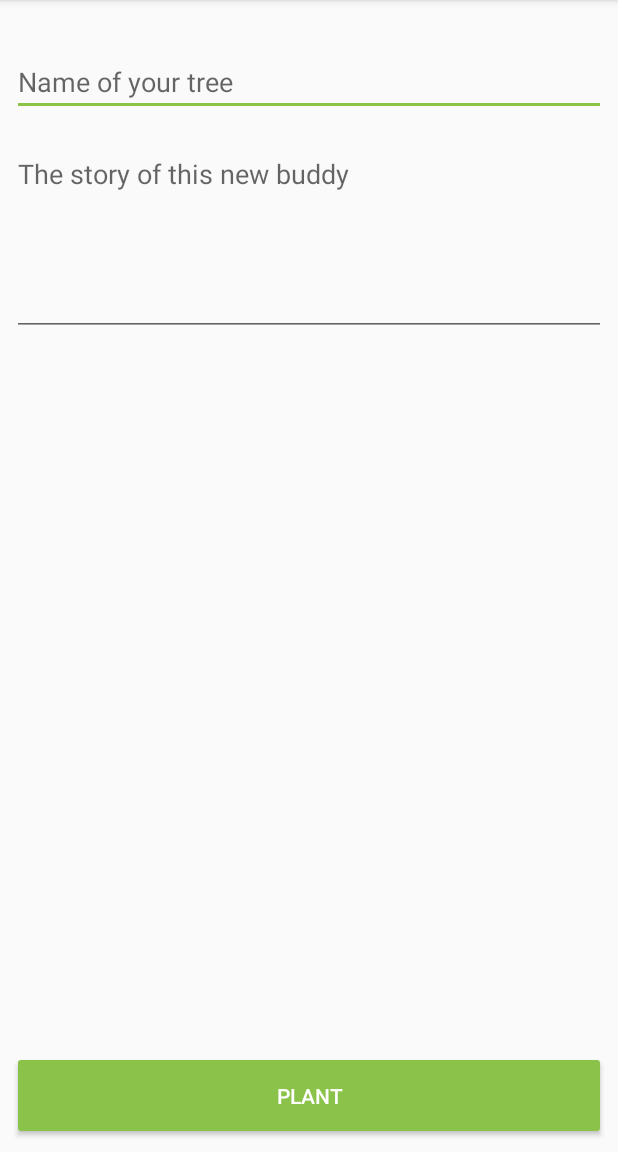
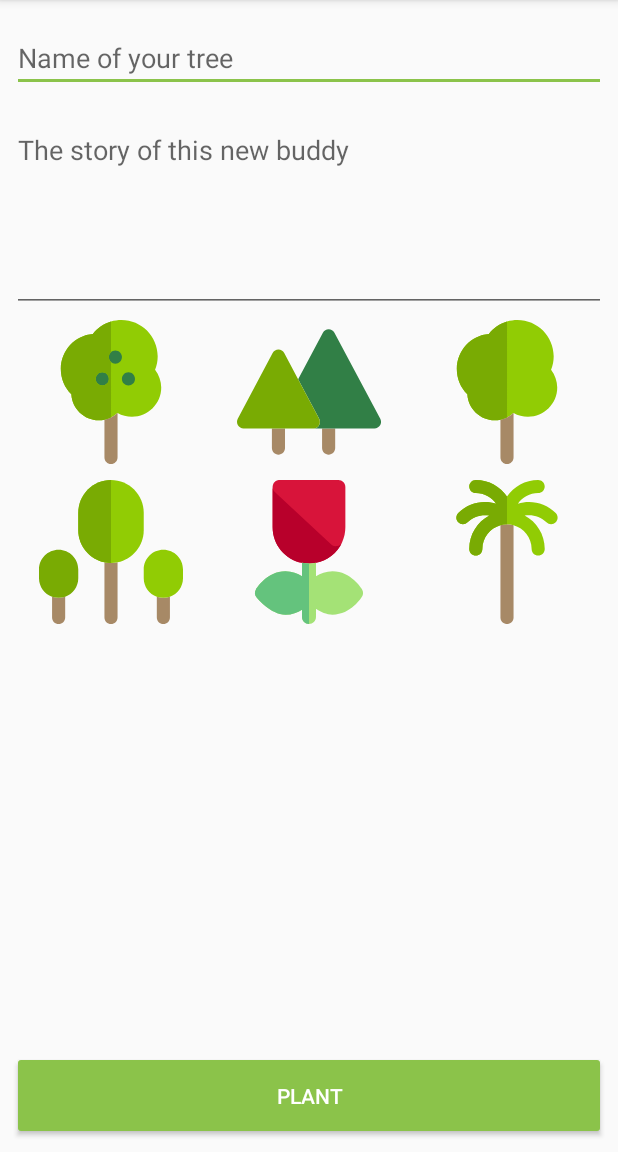
Before and after one commit to padr31/greenhack2018, an Android app: the PlantFragment screen opened directly, with no data from a screen before it, on a phone screen of 412 x 824 dp, the part 84-1236 px from its top. Run offline under Robolectric (Android 15) with nearby library versions, the phone set to English and light mode, and no system bars; our stand-ins replace EventBus.

Commit message:
Tree image grid

```diff
--- a/app/src/main/java/com/treecio/squirrel/ui/fragment/PlantFragment.kt
+++ b/app/src/main/java/com/treecio/squirrel/ui/fragment/PlantFragment.kt
@@ -8,14 +8,14 @@ import android.os.Bundle
 import android.view.LayoutInflater
 import android.view.View
 import android.view.ViewGroup
-import android.widget.Toast
+import android.widget.*
 import com.treecio.squirrel.NetworkClient
 import com.treecio.squirrel.R
 import kotlinx.android.synthetic.main.fragment_plant.*
 import com.treecio.squirrel.gps.LocationTrackingService
 import com.treecio.squirrel.model.PlantedTree
 import kotlinx.android.synthetic.main.fragment_plant.view.*
-
+import android.widget.AdapterView.OnItemClickListener
 
 private val networkClient = NetworkClient()
 
@@ -26,9 +26,6 @@ class PlantFragment : BaseFragment() {
 
     override fun onCreate(savedInstanceState: Bundle?) {
         super.onCreate(savedInstanceState)
-
-
-
     }
 
     override fun onCreateView(inflater: LayoutInflater?, container: ViewGroup?,
@@ -38,6 +35,13 @@ class PlantFragment : BaseFragment() {
 
         view.btn_plant.setOnClickListener {
             sendPlantRequest()
+        }
+
+        val gridview = view.grid_view
+        gridview.adapter = ImageAdapter(this.context)
+
+        gridview.onItemClickListener = OnItemClickListener { parent, v, position, id ->
+            gridview.setItemChecked(position, true);
         }
 
         return view
@@ -63,5 +67,42 @@ class PlantFragment : BaseFragment() {
 
     }
 
+    inner class ImageAdapter(private val mContext: Context) : BaseAdapter() {
+
+        // references to our images
+        private val mThumbIds = arrayOf<Int>(R.drawable.ic_fruit, R.drawable.ic_pine, R.drawable.ic_leave, R.drawable.ic_tree, R.drawable.ic_tulip, R.drawable.ic_palm)
+
+        override fun getCount(): Int {
+            return mThumbIds.size
+        }
+
+        override fun getItem(position: Int): Any? {
+            return mThumbIds.get(position)
+        }
+
+        override fun getItemId(position: Int): Long {
+            return position.toLong()
+        }
+
+        // create a new ImageView for each item referenced by the Adapter
+        override fun getView(position: Int, convertView: View?, parent: ViewGroup): View {
+            val imageView: ImageView
+            if (convertView == null) {
+                // if it's not recycled, initialize some attributes
+                imageView = ImageView(mContext)
+                //imageView.setLayoutParams(GridView.LayoutParams(85, 85))
+                imageView.setScaleType(ImageView.ScaleType.FIT_CENTER)
+
+                imageView.setPadding(8, 8, 8, 8)
+            } else {
+                imageView = (convertView as ImageView?)!!
+            }
+
+            imageView.setImageResource(mThumbIds[position])
+
+            return imageView
+        }
+    }
+
 
 }// Required empty public constructor
--- /dev/null
+++ b/app/src/main/res/drawable/ic_fruit.xml
@@ -0,0 +1,9 @@
+<vector android:height="96dp" android:viewportHeight="511.998"
+    android:viewportWidth="511.998" android:width="96dp" xmlns:android="http://schemas.android.com/apk/res/android">
+    <path android:fillColor="#91CC04" android:pathData="M412.7,176.8c6.1,-15.2 9.3,-31.6 9.3,-48.1C422,57.8 364.2,0 293.2,0c-12.8,-0 -25.3,1.9 -37.2,5.4c-25.5,7.6 -48,23 -64.6,44.5C127.9,54.5 77.6,108.7 77.6,174.5c0,34.2 13.5,66.3 37.4,89.8c2.7,51.5 45.5,92.5 97.6,92.5c6.9,0 13.6,-0.7 20.2,-2.1c8.1,-1.7 15.9,-4.4 23.3,-8c8.4,-4.1 16.1,-9.5 23,-15.9c0.1,0.1 0.2,0.1 0.3,0.1c15.5,8.8 33,13.5 51.2,13.5c57.3,0 104,-46.6 104,-104C434.4,217.3 426.6,194.9 412.7,176.8z"/>
+    <path android:fillColor="#A78966" android:pathData="M256,346.7c-7.3,3.6 -15.2,6.3 -23.3,8v134c0,12.9 10.4,23.3 23.3,23.3c12.9,0 23.3,-10.4 23.3,-23.3V331c-0.1,-0.1 -0.2,-0.1 -0.3,-0.1C272.1,337.2 264.4,342.5 256,346.7z"/>
+    <path android:fillColor="#317F46" android:pathData="M225,186.2c-6.1,0 -12.1,2.5 -16.4,6.8c-4.3,4.3 -6.8,10.3 -6.8,16.5c0,6.1 2.5,12.1 6.8,16.5c4.3,4.3 10.3,6.8 16.4,6.8c6.1,0 12.1,-2.5 16.5,-6.8c4.3,-4.3 6.8,-10.3 6.8,-16.5c0,-6.1 -2.5,-12.1 -6.8,-16.5C237.1,188.7 231.1,186.2 225,186.2z"/>
+    <path android:fillColor="#317F46" android:pathData="M318.1,186.2c-6.1,0 -12.1,2.5 -16.5,6.8c-4.3,4.3 -6.8,10.3 -6.8,16.5c0,6.1 2.5,12.1 6.8,16.5c4.3,4.3 10.3,6.8 16.5,6.8c6.1,0 12.1,-2.5 16.4,-6.8c4.3,-4.3 6.8,-10.3 6.8,-16.5c0,-6.1 -2.5,-12.1 -6.8,-16.5C330.2,188.7 324.2,186.2 318.1,186.2z"/>
+    <path android:fillColor="#317F46" android:pathData="M288,115.4c-4.3,-4.3 -10.3,-6.8 -16.5,-6.8c-6.1,0 -12.1,2.5 -16.4,6.8c-4.3,4.3 -6.8,10.3 -6.8,16.5c0,6.1 2.5,12.1 6.8,16.5c4.3,4.3 10.3,6.8 16.4,6.8c6.1,0 12.1,-2.5 16.5,-6.8c4.3,-4.3 6.8,-10.3 6.8,-16.5C294.8,125.7 292.3,119.8 288,115.4z"/>
+    <path android:fillColor="#79AB03" android:pathData="M255.1,148.3c-4.3,-4.3 -6.8,-10.3 -6.8,-16.5c0,-6.1 2.5,-12.1 6.8,-16.5c0.3,-0.3 0.6,-0.6 0.9,-0.8V5.4c-25.5,7.6 -48,23 -64.6,44.5c-63.5,4.6 -113.8,58.7 -113.8,124.6c0,34.2 13.5,66.3 37.4,89.8c2.7,51.5 45.5,92.5 97.6,92.5c6.9,0 13.6,-0.7 20.2,-2.1c8.1,-1.7 15.9,-4.4 23.3,-8V149.2C255.7,148.9 255.4,148.6 255.1,148.3zM241.4,225.9c-4.3,4.3 -10.3,6.8 -16.5,6.8c-6.1,0 -12.1,-2.5 -16.4,-6.8c-4.3,-4.3 -6.8,-10.3 -6.8,-16.5c0,-6.1 2.5,-12.1 6.8,-16.5c4.3,-4.3 10.3,-6.8 16.4,-6.8c6.1,0 12.1,2.5 16.5,6.8c4.3,4.3 6.8,10.3 6.8,16.5C248.2,215.6 245.8,221.6 241.4,225.9z"/>
+</vector>
--- /dev/null
+++ b/app/src/main/res/drawable/ic_leave.xml
@@ -0,0 +1,6 @@
+<vector android:height="96dp" android:viewportHeight="511.998"
+    android:viewportWidth="511.998" android:width="96dp" xmlns:android="http://schemas.android.com/apk/res/android">
+    <path android:fillColor="#91CC04" android:pathData="M412.7,176.8c6.1,-15.2 9.3,-31.6 9.3,-48.1C422,57.8 364.2,0 293.2,0c-12.8,-0 -25.3,1.9 -37.2,5.4c-25.5,7.6 -48,23 -64.6,44.5C127.9,54.5 77.6,108.7 77.6,174.5c0,34.2 13.5,66.3 37.4,89.8c2.7,51.5 45.5,92.5 97.6,92.5c6.9,0 13.6,-0.7 20.2,-2.1c8.1,-1.7 15.9,-4.4 23.3,-8c8.4,-4.1 16.1,-9.5 23,-15.9c0.1,0.1 0.2,0.1 0.3,0.1c15.5,8.8 33,13.5 51.2,13.5c57.3,0 104,-46.6 104,-104C434.4,217.3 426.6,194.9 412.7,176.8z"/>
+    <path android:fillColor="#A78966" android:pathData="M256,346.7c-7.3,3.6 -15.2,6.3 -23.3,8v134c0,12.9 10.4,23.3 23.3,23.3c12.9,0 23.3,-10.4 23.3,-23.3V331c-0.1,-0.1 -0.2,-0.1 -0.3,-0.1C272.1,337.2 264.4,342.5 256,346.7z"/>
+    <path android:fillColor="#79AB03" android:pathData="M191.4,49.9c-63.5,4.6 -113.8,58.7 -113.8,124.6c0,34.2 13.5,66.3 37.4,89.8c2.7,51.5 45.5,92.5 97.6,92.5c6.9,0 13.6,-0.7 20.2,-2.1c8.1,-1.7 15.9,-4.4 23.3,-8V5.4C230.5,13.1 207.9,28.5 191.4,49.9z"/>
+</vector>
--- /dev/null
+++ b/app/src/main/res/drawable/ic_palm.xml
@@ -0,0 +1,6 @@
+<vector android:height="96dp" android:viewportHeight="512.0"
+    android:viewportWidth="512.0" android:width="96dp" xmlns:android="http://schemas.android.com/apk/res/android">
+    <path android:fillColor="#A78966" android:pathData="M256,157.4c-8.1,0 -15.9,1.1 -23.3,3.2v328.2c0,12.9 10.4,23.3 23.3,23.3c12.9,0 23.3,-10.4 23.3,-23.3V160.5C271.9,158.5 264.1,157.4 256,157.4z"/>
+    <path android:fillColor="#91CC04" android:pathData="M429.2,117.6c-36.3,-36.3 -88.4,-47.4 -134.4,-33.3c15.8,-22.8 42.2,-37.8 72,-37.8c12.9,0 23.3,-10.4 23.3,-23.3S379.7,0 366.8,0c-46,0 -86.7,23.3 -110.8,58.7C231.8,23.3 191.2,0 145.2,0c-12.9,0 -23.3,10.4 -23.3,23.3s10.4,23.3 23.3,23.3c29.8,0 56.2,15 72,37.8c-46,-14.1 -98.1,-3 -134.4,33.3c-9.1,9.1 -9.1,23.8 0,32.9c9.1,9.1 23.8,9.1 32.9,0c21.1,-21.1 50.3,-29.1 77.6,-24.2c-42.5,22.5 -71.5,67.2 -71.5,118.5c0,12.9 10.4,23.3 23.3,23.3c12.9,0 23.3,-10.4 23.3,-23.3c0,-40.2 27.3,-74.2 64.3,-84.4c7.4,-2 15.2,-3.2 23.3,-3.2s15.9,1.1 23.3,3.2c37,10.2 64.3,44.2 64.3,84.4c0,12.9 10.4,23.3 23.3,23.3c12.9,0 23.3,-10.4 23.3,-23.3c0,-51.3 -29,-96 -71.5,-118.5c27.3,-5 56.6,3.1 77.6,24.2c4.5,4.5 10.5,6.8 16.5,6.8c6,0 11.9,-2.3 16.5,-6.8C438.3,141.5 438.3,126.7 429.2,117.6z"/>
+    <path android:fillColor="#79AB03" android:pathData="M145.2,0c-12.9,0 -23.3,10.4 -23.3,23.3s10.4,23.3 23.3,23.3c29.8,0 56.2,15 72,37.8c-46,-14.1 -98.1,-3 -134.4,33.3c-9.1,9.1 -9.1,23.8 0,32.9c9.1,9.1 23.8,9.1 32.9,0c21.1,-21.1 50.3,-29.1 77.6,-24.2c-42.5,22.5 -71.5,67.2 -71.5,118.5c0,12.9 10.4,23.3 23.3,23.3c12.9,0 23.3,-10.4 23.3,-23.3c0,-40.2 27.3,-74.2 64.3,-84.4c7.4,-2 15.2,-3.2 23.3,-3.2V58.7C231.8,23.3 191.2,0 145.2,0z"/>
+</vector>
--- /dev/null
+++ b/app/src/main/res/drawable/ic_pine.xml
@@ -0,0 +1,7 @@
+<vector android:height="96dp" android:viewportHeight="511.999"
+    android:viewportWidth="511.999" android:width="96dp" xmlns:android="http://schemas.android.com/apk/res/android">
+    <path android:fillColor="#A78966" android:pathData="M124.1,385.6v69.8c0,12.9 10.4,23.3 23.3,23.3c12.9,0 23.3,-10.4 23.3,-23.3v-69.8h-23.3H124.1z"/>
+    <path android:fillColor="#A78966" android:pathData="M302.5,385.6v69.8c0,12.9 10.4,23.3 23.3,23.3c12.9,0 23.3,-10.4 23.3,-23.3v-69.8h-23.3H302.5z"/>
+    <path android:fillColor="#317F46" android:pathData="M346.4,45.6c-4,-7.6 -11.9,-12.3 -20.5,-12.3c-8.6,0 -16.5,4.7 -20.5,12.3L217.4,210.7l13.2,24.8l13.2,24.8l41.8,78.8l6,11.3c2.1,3.5 3.3,7.6 3.3,12c0,12.9 -10.4,23.3 -23.3,23.3h31h23.3h23.3h139.6c8.2,0 15.7,-4.3 20,-11.3c4.2,-7 4.4,-15.7 0.6,-22.9L346.4,45.6z"/>
+    <path android:fillColor="#79AB03" android:pathData="M285.5,339.1l-41.8,-78.8l-13.2,-24.8l-13.2,-24.8l-49.4,-93.1c-4,-7.6 -11.9,-12.4 -20.6,-12.4s-16.5,4.8 -20.6,12.4L2.7,351.4c-3.8,7.2 -3.6,15.9 0.6,22.9c4.2,7 11.8,11.3 19.9,11.3h100.8h23.3h23.3h100.8h0c12.9,0 23.3,-10.4 23.3,-23.3c0,-4.4 -1.2,-8.5 -3.3,-12L285.5,339.1z"/>
+</vector>
--- /dev/null
+++ b/app/src/main/res/drawable/ic_tree.xml
@@ -0,0 +1,10 @@
+<vector android:height="96dp" android:viewportHeight="512.0"
+    android:viewportWidth="512.0" android:width="96dp" xmlns:android="http://schemas.android.com/apk/res/android">
+    <path android:fillColor="#A78966" android:pathData="M46.5,414.9v73.8c0,12.9 10.4,23.3 23.3,23.3s23.3,-10.4 23.3,-23.3v-73.8c-7.3,2.6 -15.1,4 -23.3,4S53.8,417.5 46.5,414.9z"/>
+    <path android:fillColor="#A78966" android:pathData="M232.7,292.4v196.3C232.7,501.6 243.1,512 256,512c12.9,0 23.3,-10.4 23.3,-23.3V292.4c-7.5,1.5 -15.3,2.3 -23.3,2.3C248,294.8 240.2,294 232.7,292.4z"/>
+    <path android:fillColor="#A78966" android:pathData="M418.9,414.9v73.8c0,12.9 10.4,23.3 23.3,23.3c12.9,0 23.3,-10.4 23.3,-23.3v-73.8c-7.3,2.6 -15.1,4 -23.3,4C434,418.9 426.2,417.5 418.9,414.9z"/>
+    <path android:fillColor="#79AB03" android:pathData="M69.8,248.2C31.3,248.2 0,279.6 0,318.1v31c0,30.3 19.5,56.2 46.5,65.8c7.3,2.6 15.1,4 23.3,4s16,-1.4 23.3,-4c27.1,-9.6 46.5,-35.5 46.5,-65.8v-31C139.6,279.6 108.3,248.2 69.8,248.2z"/>
+    <path android:fillColor="#91CC04" android:pathData="M442.2,248.2c-38.5,0 -69.8,31.3 -69.8,69.8v31c0,30.3 19.5,56.2 46.5,65.8c7.3,2.6 15.1,4 23.3,4c8.2,0 16,-1.4 23.3,-4C492.5,405.3 512,379.4 512,349.1v-31C512,279.6 480.7,248.2 442.2,248.2z"/>
+    <path android:fillColor="#91CC04" android:pathData="M256,0c-64.2,0 -116.4,52.2 -116.4,116.4v62.1c0,56.2 40,103.2 93.1,114c7.5,1.5 15.3,2.3 23.3,2.3c8,0 15.8,-0.8 23.3,-2.3c53,-10.8 93.1,-57.8 93.1,-114v-62.1C372.4,52.2 320.2,0 256,0z"/>
+    <path android:fillColor="#79AB03" android:pathData="M139.6,116.4v62.1c0,56.2 40,103.2 93.1,114c7.5,1.5 15.3,2.3 23.3,2.3V0C191.8,0 139.6,52.2 139.6,116.4z"/>
+</vector>
--- /dev/null
+++ b/app/src/main/res/drawable/ic_tulip.xml
@@ -0,0 +1,9 @@
+<vector android:height="96dp" android:viewportHeight="512.002"
+    android:viewportWidth="512.002" android:width="96dp" xmlns:android="http://schemas.android.com/apk/res/android">
+    <path android:fillColor="#D8143A" android:pathData="M360.5,0h-209c-0.2,0 -0.3,0 -0.5,0c-0.4,0 -0.7,0 -1.1,0c-0.3,0 -0.5,0 -0.8,0.1c-0.3,0 -0.7,0.1 -1,0.1c-0.3,0 -0.6,0.1 -0.8,0.1c-0.3,0.1 -0.6,0.1 -0.9,0.2c-0.3,0.1 -0.6,0.1 -0.9,0.2c-0.3,0.1 -0.6,0.2 -0.9,0.2c-0.3,0.1 -0.6,0.2 -0.9,0.3c-0.3,0.1 -0.6,0.2 -0.8,0.3c-0.3,0.1 -0.6,0.2 -0.9,0.4c-0.3,0.1 -0.5,0.2 -0.8,0.4c-0.3,0.1 -0.6,0.3 -0.9,0.4c-0.3,0.1 -0.5,0.3 -0.8,0.4c-0.3,0.1 -0.5,0.3 -0.8,0.4c-0.3,0.2 -0.5,0.3 -0.8,0.5c-0.2,0.2 -0.5,0.3 -0.7,0.5c-0.3,0.2 -0.5,0.4 -0.8,0.6c-0.2,0.2 -0.4,0.3 -0.7,0.5c-0.3,0.2 -0.5,0.4 -0.7,0.6c-0.2,0.2 -0.4,0.4 -0.6,0.6c-0.2,0.2 -0.5,0.4 -0.7,0.7c-0.2,0.2 -0.4,0.4 -0.6,0.6c-0.2,0.2 -0.4,0.5 -0.6,0.7c-0.2,0.2 -0.4,0.5 -0.6,0.7c-0.2,0.2 -0.4,0.5 -0.5,0.7c-0.2,0.2 -0.4,0.5 -0.5,0.7c-0.2,0.3 -0.3,0.5 -0.5,0.8c-0.2,0.3 -0.3,0.5 -0.5,0.8c-0.2,0.3 -0.3,0.6 -0.5,0.9c-0.1,0.2 -0.3,0.5 -0.4,0.7c-0.2,0.3 -0.3,0.7 -0.4,1c-0.1,0.2 -0.2,0.4 -0.2,0.6c-0,0 -0,0.1 -0,0.1c-0.1,0.4 -0.3,0.8 -0.4,1.2c-0.1,0.2 -0.1,0.4 -0.2,0.6c-0.1,0.4 -0.2,0.8 -0.3,1.3c-0,0.2 -0.1,0.3 -0.1,0.5c-0.1,0.4 -0.2,0.9 -0.3,1.4c-0.1,0.7 -0.2,1.3 -0.3,2c-0,0.1 -0,0.2 -0,0.3c-0,0.5 -0.1,1.1 -0.1,1.6c-0,0.1 -0,0.1 -0,0.2v0.1v142.7c0,62.8 45,115.3 104.5,126.9c8,1.6 16.3,2.4 24.8,2.4c8.4,0 16.7,-0.8 24.8,-2.4c40.5,-8 75.6,-35.1 93,-73.6c0,-0 0,-0 0,-0c7.6,-16.8 11.5,-34.7 11.5,-53.2V24.8C385.3,11.1 374.2,0 360.5,0z"/>
+    <path android:fillColor="#D8143A" android:pathData="M126.7,24.8v0c0,-0.1 0,-0.2 0,-0.2C126.7,24.7 126.7,24.7 126.7,24.8z"/>
+    <path android:fillColor="#D8143A" android:pathData="M141.6,2.1c-0.1,0.1 -0.3,0.1 -0.4,0.2c0.3,-0.1 0.5,-0.2 0.8,-0.4C141.9,2 141.7,2 141.6,2.1z"/>
+    <path android:fillColor="#B8002B" android:pathData="M356.1,234.9c-1.6,0.3 -3.3,0.5 -4.9,0.5c-4.5,0 -9,-1.3 -12.8,-3.6c-1.4,-0.9 -2.8,-1.9 -4.1,-3l-14.5,-13.5L176.3,81.8l-24.8,-23.1l-16.9,-15.7c-5.1,-4.8 -7.9,-11.4 -7.9,-18.1v142.7c0,62.8 45,115.3 104.5,126.9c8,1.6 16.3,2.4 24.8,2.4c8.4,0 16.7,-0.8 24.8,-2.4c40.5,-8 75.6,-35.1 93,-73.6C370.5,228.1 363.9,233.4 356.1,234.9z"/>
+    <path android:fillColor="#A4E276" android:pathData="M444.7,389c-1.6,-2.6 -39.4,-64.4 -105,-64.4c-23.3,0 -43,7.8 -58.9,17.9v-48.1c-8.1,1.6 -16.4,2.4 -24.8,2.4c-8.5,0 -16.8,-0.8 -24.8,-2.4v48c-15.9,-10.1 -35.6,-17.9 -58.9,-17.9c-65.6,0 -103.4,61.7 -105,64.4c-5.3,8.9 -4.6,20.2 1.9,28.3c5,6.3 50.8,61.6 103.1,61.6c23.3,0 43,-7.8 58.9,-17.9v26.2c0,13.7 11.1,24.8 24.8,24.8c13.7,0 24.8,-11.1 24.8,-24.8v-29.1c16.9,11.5 37.3,20.9 58.9,20.9c65.6,-0 103.4,-61.7 105,-64.4C449.4,406.7 449.4,396.9 444.7,389z"/>
+    <path android:fillColor="#64C37D" android:pathData="M231.2,294.5v48c-15.9,-10.1 -35.6,-17.9 -58.9,-17.9c-65.6,0 -103.4,61.7 -105,64.4c-5.3,8.9 -4.6,20.2 1.9,28.3c5,6.3 50.8,61.6 103.1,61.6c23.3,0 43,-7.8 58.9,-17.9v26.2c0,13.7 11.1,24.8 24.8,24.8V296.9C247.5,296.9 239.2,296.1 231.2,294.5z"/>
+</vector>
--- a/app/src/main/res/layout/fragment_plant.xml
+++ b/app/src/main/res/layout/fragment_plant.xml
@@ -1,5 +1,4 @@
-<android.support.constraint.ConstraintLayout
-    xmlns:android="http://schemas.android.com/apk/res/android"
+<android.support.constraint.ConstraintLayout xmlns:android="http://schemas.android.com/apk/res/android"
     xmlns:app="http://schemas.android.com/apk/res-auto"
     xmlns:tools="http://schemas.android.com/tools"
     android:id="@+id/frameLayout"
@@ -13,13 +12,12 @@
         android:layout_height="wrap_content"
         android:layout_marginEnd="8dp"
         android:layout_marginStart="8dp"
-        android:layout_marginTop="32dp"
+        android:layout_marginTop="16dp"
         android:hint="@string/tree_name"
         android:textColor="@color/colorAccent"
         app:layout_constraintEnd_toEndOf="parent"
         app:layout_constraintStart_toStartOf="parent"
-        app:layout_constraintTop_toTopOf="parent"
-        />
+        app:layout_constraintTop_toTopOf="parent" />
 
     <EditText
         android:id="@+id/txt_story"
@@ -36,8 +34,7 @@
         android:textColor="@color/colorAccent"
         app:layout_constraintEnd_toEndOf="parent"
         app:layout_constraintStart_toStartOf="parent"
-        app:layout_constraintTop_toBottomOf="@+id/txt_name"
-        />
+        app:layout_constraintTop_toBottomOf="@+id/txt_name" />
 
     <Button
         android:id="@+id/btn_plant"
@@ -47,10 +44,77 @@
         android:layout_marginBottom="8dp"
         android:layout_marginEnd="8dp"
         android:layout_marginStart="8dp"
+        android:layout_marginTop="16dp"
         android:padding="20dp"
         android:text="@string/btn_plant"
         app:layout_constraintBottom_toBottomOf="parent"
         app:layout_constraintEnd_toEndOf="parent"
+        app:layout_constraintStart_toStartOf="parent" />
+
+    <GridView
+        android:id="@+id/grid_view"
+        android:layout_width="match_parent"
+        android:layout_height="wrap_content"
+        android:layout_marginEnd="8dp"
+        android:layout_marginStart="8dp"
+        app:layout_constraintEnd_toEndOf="parent"
         app:layout_constraintStart_toStartOf="parent"
-        />
+        app:layout_constraintTop_toBottomOf="@id/txt_story"
+        android:numColumns="3"/>
+
+    <!--<GridLayout
+        android:id="@+id/icon_grid"
+        android:layout_width="wrap_content"
+        android:layout_height="wrap_content"
+        android:layout_gravity="center"
+        android:layout_marginEnd="8dp"
+        android:layout_marginStart="16dp"
+        android:layout_marginTop="16dp"
+        android:columnCount="3"
+        android:rowCount="2"
+        android:useDefaultMargins="true"
+        app:layout_constraintEnd_toEndOf="parent"
+        app:layout_constraintHorizontal_bias="0.416"
+        app:layout_constraintStart_toStartOf="parent"
+        app:layout_constraintTop_toBottomOf="@+id/txt_story">
+
+        <ImageView
+            android:id="@+id/ic_fruit"
+            android:layout_width="96dp"
+            android:layout_height="96dp"
+            android:src="@drawable/ic_fruit" />
+
+        <ImageView
+            android:id="@+id/ic_pine"
+            android:layout_width="96dp"
+            android:layout_height="96dp"
+            android:src="@drawable/ic_pine" />
+
+        <ImageView
+            android:id="@+id/ic_leave"
+            android:layout_width="96dp"
+            android:layout_height="96dp"
+            android:src="@drawable/ic_leave" />
+
+        <ImageView
+            android:id="@+id/ic_tulip"
+            android:layout_width="96dp"
+            android:layout_height="96dp"
+            android:layout_gravity="fill_horizontal"
+            android:src="@drawable/ic_tulip" />
+
+        <ImageView
+            android:id="@+id/ic_palm"
+            android:layout_width="96dp"
+            android:layout_height="96dp"
+            android:src="@drawable/ic_palm" />
+
+        <ImageView
+            android:id="@+id/ic_tree"
+            android:layout_width="96dp"
+            android:layout_height="96dp"
+            android:src="@drawable/ic_tree" />
+    </GridLayout>-->
+
+
 </android.support.constraint.ConstraintLayout>
```
